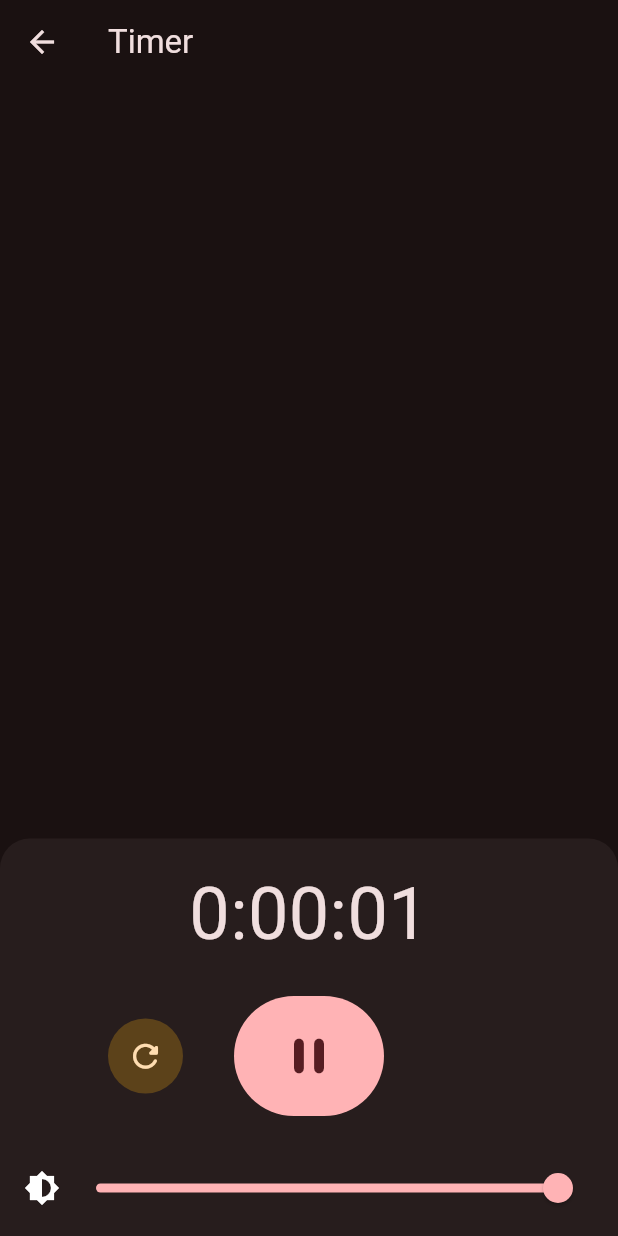
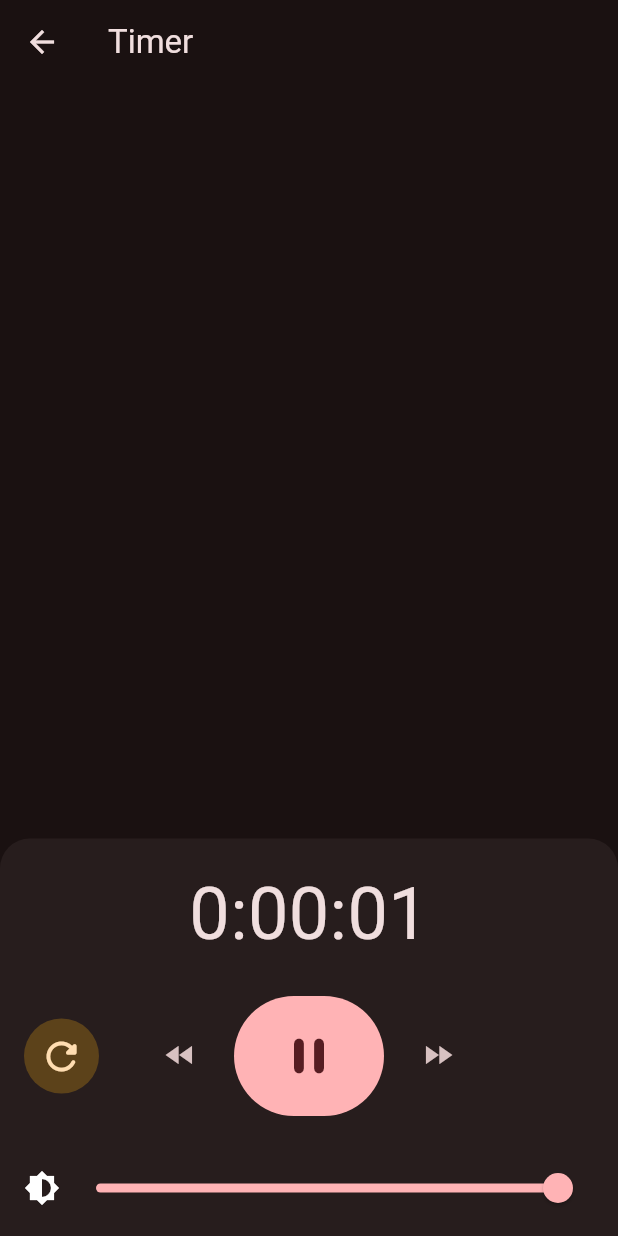
Before and after one commit to JarneClaesen/OperaTimer, a Flutter app: the TimerScreen screen opened directly, after a tap on the "play arrow" icon, on a phone screen of 412 x 824 dp. Run offline on Flutter 3.47's test engine with Material 3 defaults, Android fonts, the phone set to English and light mode, and no system bars; our stand-ins replace flutter_local_notifications, hive, hive_flutter, numberpicker, sensors_plus, shared_preferences; missing offline and left inert: flutter_foreground_task, sound_mode; accounts and stored records are empty.

Commit message:
Add forward + backward buttons

```diff
--- a/lib/screens/timer_screen.dart
+++ b/lib/screens/timer_screen.dart
@@ -202,6 +202,7 @@ class TimerControls extends StatelessWidget {
   @override
   Widget build(BuildContext context) {
     return Container(
+      width: double.infinity, // Ensures the Container takes full width of its parent
       padding: EdgeInsets.all(16),
       decoration: BoxDecoration(
         color: Theme.of(context).colorScheme.surfaceContainer,
@@ -223,14 +224,14 @@ class TimerControls extends StatelessWidget {
           ),
           SizedBox(height: 20),
           Stack(
-            alignment: Alignment.center,
             children: [
+              // Reset button positioned to the far left
               if (timerProvider.isRunning || timerProvider.currentTime != 0)
                 Positioned(
-                  left: MediaQuery.of(context).size.width / 2 - 150,
+                  top: 15,
                   child: Container(
                     width: 50,
-                    height: 100,
+                    height: 50,
                     decoration: BoxDecoration(
                       color: Theme.of(context).colorScheme.tertiaryContainer,
                       shape: BoxShape.circle,
@@ -239,7 +240,7 @@ class TimerControls extends StatelessWidget {
                       icon: Icon(
                         Icons.refresh_rounded,
                         color: Theme.of(context).colorScheme.onTertiaryContainer,
-                        size: 25,
+                        size: 30,
                       ),
                       onPressed: () {
                         showDialog(
@@ -270,7 +271,27 @@ class TimerControls extends StatelessWidget {
                     ),
                   ),
                 ),
-              Center(
+              // Rewind button next to reset
+              Positioned(
+                left: 80, // Custom value for positioning next to reset
+                top: 15,
+                child: IconButton(
+                  icon: Icon(Icons.fast_rewind),
+                  onPressed: timerProvider.jumpBackward,
+                ),
+              ),
+              // Forward button positioned to the far right
+              Positioned(
+                right: 80,
+                top: 15,
+                child: IconButton(
+                  icon: Icon(Icons.fast_forward),
+                  onPressed: timerProvider.jumpForward,
+                ),
+              ),
+              // Play/Pause button in the center
+              Align(
+                alignment: Alignment.center,
                 child: AnimatedContainer(
                   duration: Duration(milliseconds: 300),
                   width: timerProvider.isRunning ? 100 : 80,
@@ -304,6 +325,8 @@ class TimerControls extends StatelessWidget {
 }
 
 
+
+
 class BrightnessSlider extends StatelessWidget {
   final BrightnessProvider brightnessProvider;
 
```
Also changed, not shown: lib/providers/timer_provider.dart (+31 -1 lines), lib/screens/settings_screen.dart (+14 -7 lines).
